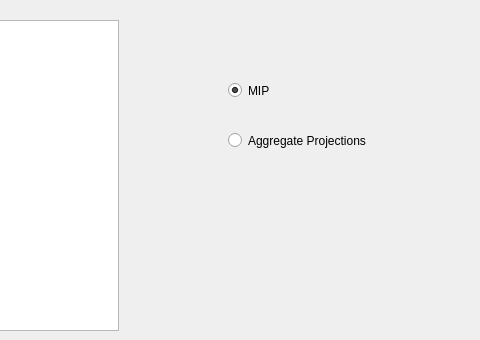
This is qt/interface/rendering.ui in TomasSQ/volumetricImages as Qt 5 draws it before an edit; both pictures show x 362 to 842 and y 0 to 340 of the 842 by 534 pixel window. The edited form follows.
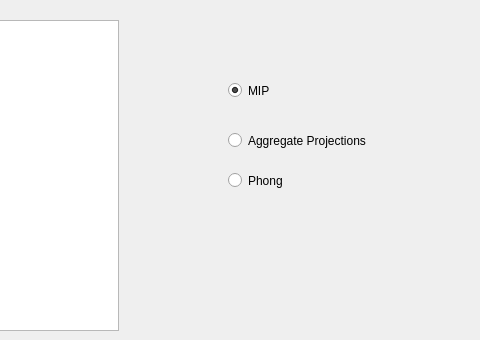
This is the edited form.

The edit to the form file:
```diff
--- a/qt/interface/rendering.ui
+++ b/qt/interface/rendering.ui
@@ -128,6 +128,19 @@
     <string>Aggregate Projections</string>
    </property>
   </widget>
+  <widget class="QRadioButton" name="radioButton_Phong">
+   <property name="geometry">
+    <rect>
+     <x>590</x>
+     <y>170</y>
+     <width>171</width>
+     <height>21</height>
+    </rect>
+   </property>
+   <property name="text">
+    <string>Phong</string>
+   </property>
+  </widget>
  </widget>
  <resources/>
  <connections>
```
